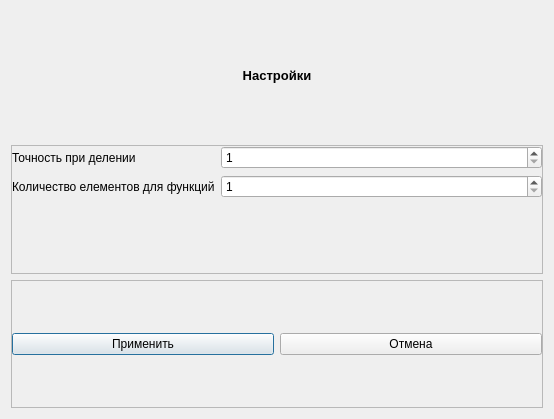
This is Calculator/Settings/settingswindow.ui in tqqqqt/SimpleCalculator as Qt 5 draws it before an edit. The edited form follows.
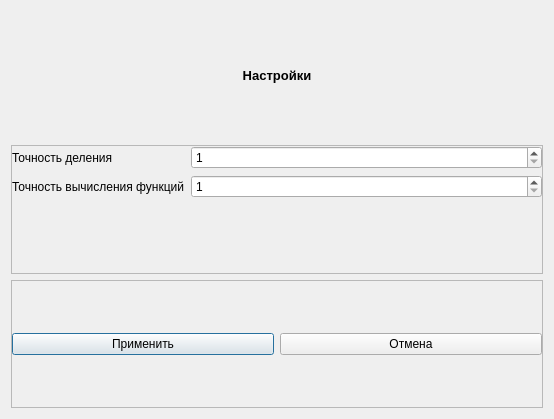
This is the edited form.

The edit to the form file:
```diff
--- a/Calculator/Settings/settingswindow.ui
+++ b/Calculator/Settings/settingswindow.ui
@@ -60,7 +60,7 @@
          </font>
         </property>
         <property name="text">
-         <string>Точность при делении</string>
+         <string>Точность деления</string>
         </property>
        </widget>
       </item>
@@ -87,7 +87,7 @@
          </font>
         </property>
         <property name="text">
-         <string>Количество елементов для функций</string>
+         <string>Точность вычисления функций</string>
         </property>
        </widget>
       </item>
```
